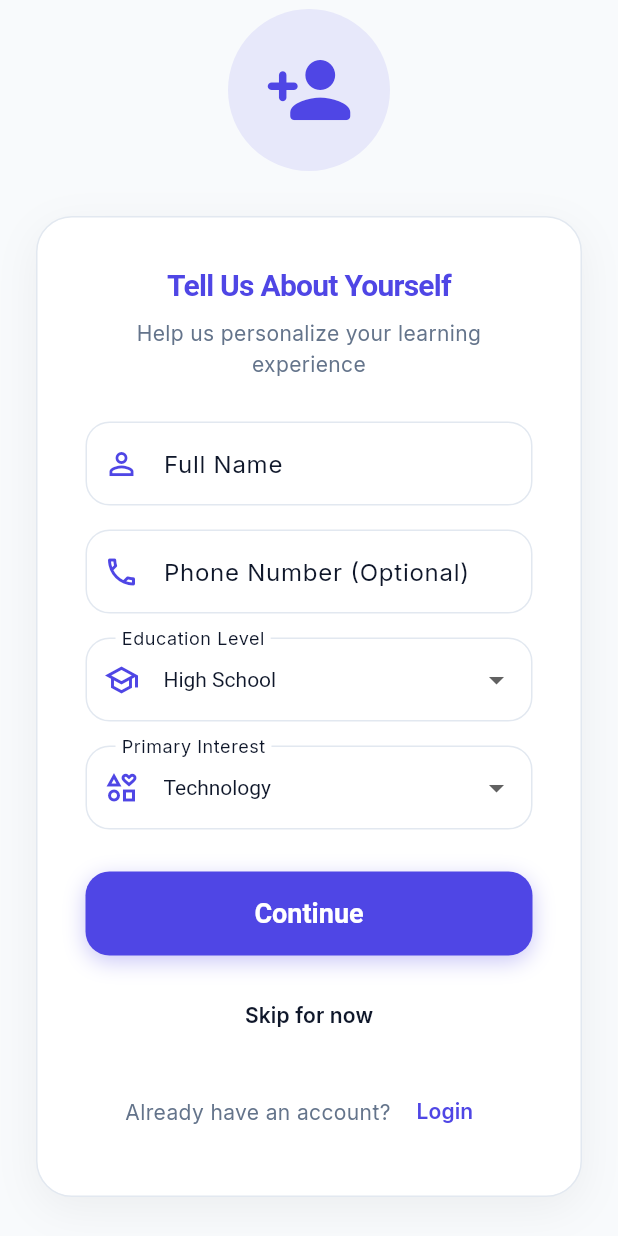
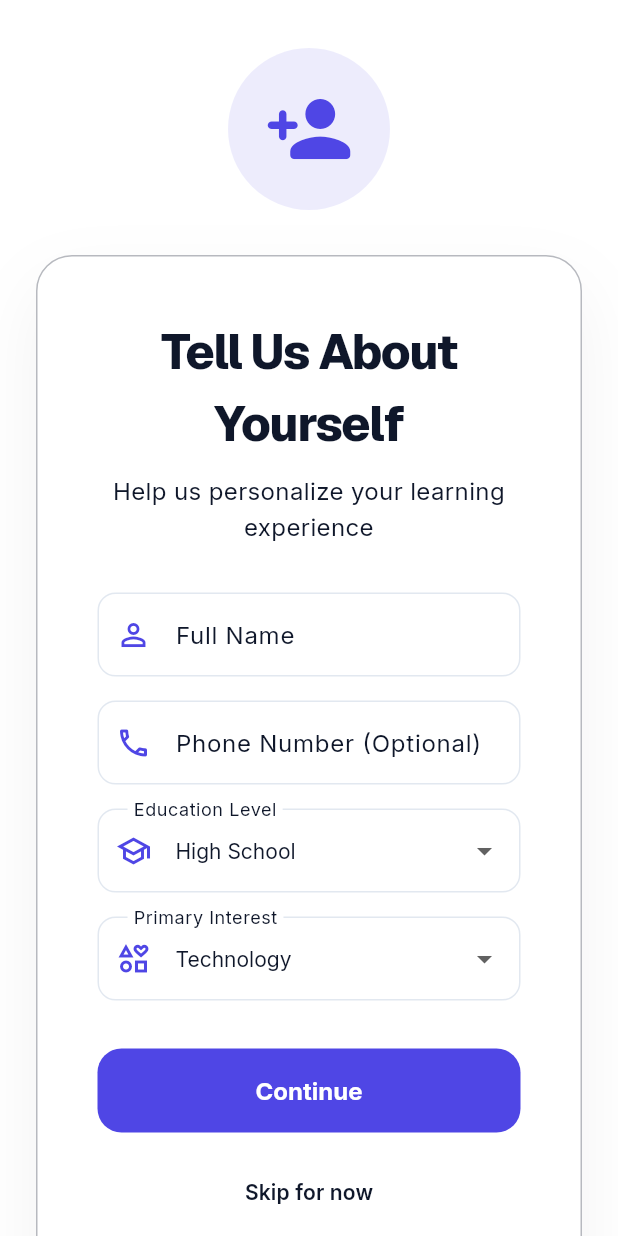
Before and after one commit to noor202401938-netizen/AutoLearn, a Flutter app: the UserInfoPage screen opened by its route, on a phone screen of 412 x 824 dp. Run offline on Flutter 3.47's test engine with Material 3 defaults, Android fonts, the phone set to English and light mode, and no system bars; our stand-ins replace file_picker, fl_chart, flutter_secure_storage, google_fonts, pdf, printing and 2 more; missing offline and left inert: flutter_stripe; accounts and stored records are empty; Roboto replaces fonts that are missing (Plus Jakarta Sans).

Commit message:
feat: implement theme, accessibility, user info, notifications, and student home screens

```diff
--- a/lib/screens/student/student_home.dart
+++ b/lib/screens/student/student_home.dart
@@ -256,7 +256,7 @@ class _StudentHomeState extends State<StudentHome> {
             )
           : null,
       body: Container(
-        color: Theme.of(context).colorScheme.background,
+        color: Theme.of(context).colorScheme.surface,
         child: Row(
           children: [
             if (!isMobile) ...[
--- a/lib/screens/user_info_screen.dart
+++ b/lib/screens/user_info_screen.dart
@@ -1,5 +1,5 @@
-// lib/screens/user_info_page.dart
 import 'package:flutter/material.dart';
+import 'package:google_fonts/google_fonts.dart';
 import 'package:shared_preferences/shared_preferences.dart';
 
 class UserInfoPage extends StatefulWidget {
@@ -9,7 +9,7 @@ class UserInfoPage extends StatefulWidget {
   State<UserInfoPage> createState() => _UserInfoPageState();
 }
 
-class _UserInfoPageState extends State<UserInfoPage> {
+class _UserInfoPageState extends State<UserInfoPage> with SingleTickerProviderStateMixin {
   final _formKey = GlobalKey<FormState>();
 
   final TextEditingController _nameController = TextEditingController();
@@ -18,6 +18,8 @@ class _UserInfoPageState extends State<UserInfoPage> {
   String _selectedGrade = 'High School';
   String _selectedInterest = 'Technology';
   bool _isLoading = false;
+  late AnimationController _animationController;
+  late Animation<double> _fadeAnimation;
 
   final List<String> _grades = [
     'Elementary School',
@@ -41,9 +43,23 @@ class _UserInfoPageState extends State<UserInfoPage> {
   ];
 
   @override
+  void initState() {
+    super.initState();
+    _animationController = AnimationController(
+      vsync: this,
+      duration: const Duration(milliseconds: 1000),
+    );
+    _fadeAnimation = Tween<double>(begin: 0.0, end: 1.0).animate(
+      CurvedAnimation(parent: _animationController, curve: Curves.easeIn),
+    );
+    _animationController.forward();
+  }
+
+  @override
   void dispose() {
     _nameController.dispose();
     _phoneController.dispose();
+    _animationController.dispose();
     super.dispose();
   }
 
@@ -53,11 +69,9 @@ class _UserInfoPageState extends State<UserInfoPage> {
     setState(() => _isLoading = true);
 
     try {
-      // Just save the preferences, don't need Firebase user yet
       final prefs = await SharedPreferences.getInstance();
       await prefs.setBool('hasCompletedUserInfo', true);
 
-      // Store user info for later use
       await prefs.setString('userName', _nameController.text.trim());
       await prefs.setString('userPhone', _phoneController.text.trim());
       await prefs.setString('userGrade', _selectedGrade);
@@ -65,20 +79,27 @@ class _UserInfoPageState extends State<UserInfoPage> {
 
       if (mounted) {
         ScaffoldMessenger.of(context).showSnackBar(
-          const SnackBar(
-            content: Text('Information saved! Please sign up to continue.'),
-            backgroundColor: Colors.green,
+          SnackBar(
+            content: Row(
+              children: [
+                const Icon(Icons.check_circle_outline, color: Colors.white),
+                const SizedBox(width: 10),
+                Expanded(child: Text('Information saved! Please sign up to continue.', style: GoogleFonts.inter())),
+              ],
+            ),
+            backgroundColor: const Color(0xFF00724e),
+            behavior: SnackBarBehavior.floating,
+            shape: RoundedRectangleBorder(borderRadius: BorderRadius.circular(10)),
+            margin: const EdgeInsets.all(16),
           ),
         );
-        // Navigate to signup page
         Navigator.pushReplacementNamed(context, '/signup');
       }
     } catch (e) {
-      print('Error saving user info: $e'); // Debug print
       if (mounted) {
         ScaffoldMessenger.of(context).showSnackBar(
           SnackBar(
-            content: Text('Error: ${e.toString()}'),
+            content: Text('Error: ${e.toString()}', style: GoogleFonts.inter()),
             backgroundColor: Theme.of(context).colorScheme.error,
           ),
         );
@@ -98,30 +119,31 @@ class _UserInfoPageState extends State<UserInfoPage> {
     TextInputType keyboardType = TextInputType.text,
     String? Function(String?)? validator,
   }) {
+    final colorScheme = Theme.of(context).colorScheme;
     return TextFormField(
       controller: controller,
       keyboardType: keyboardType,
-      style: TextStyle(color: Theme.of(context).colorScheme.onSurface),
+      style: GoogleFonts.inter(color: colorScheme.onSurface),
       decoration: InputDecoration(
         labelText: labelText,
-        labelStyle: TextStyle(color: Theme.of(context).colorScheme.onSurfaceVariant),
+        labelStyle: GoogleFonts.inter(color: colorScheme.onSurfaceVariant),
         hintText: hintText,
-        hintStyle: TextStyle(color: Theme.of(context).colorScheme.onSurfaceVariant.withOpacity(0.5)),
-        prefixIcon: Icon(prefixIcon, color: Theme.of(context).colorScheme.primary),
+        hintStyle: GoogleFonts.inter(color: colorScheme.onSurfaceVariant.withOpacity(0.5)),
+        prefixIcon: Icon(prefixIcon, color: colorScheme.primary),
         border: OutlineInputBorder(
-          borderRadius: BorderRadius.circular(16),
+          borderRadius: BorderRadius.circular(12),
           borderSide: BorderSide(color: Theme.of(context).dividerColor),
         ),
         enabledBorder: OutlineInputBorder(
-          borderRadius: BorderRadius.circular(16),
+          borderRadius: BorderRadius.circular(12),
           borderSide: BorderSide(color: Theme.of(context).dividerColor),
         ),
         focusedBorder: OutlineInputBorder(
-          borderRadius: BorderRadius.circular(16),
-          borderSide: BorderSide(color: Theme.of(context).colorScheme.primary, width: 2),
+          borderRadius: BorderRadius.circular(12),
+          borderSide: BorderSide(color: colorScheme.primary, width: 2),
         ),
         filled: true,
-        fillColor: Theme.of(context).colorScheme.surface,
+        fillColor: colorScheme.surface,
       ),
       validator: validator,
     );
@@ -134,28 +156,29 @@ class _UserInfoPageState extends State<UserInfoPage> {
     required List<String> items,
     required void Function(String?) onChanged,
   }) {
+    final colorScheme = Theme.of(context).colorScheme;
     return DropdownButtonFormField<String>(
       value: value,
-      dropdownColor: Theme.of(context).colorScheme.surface,
-      style: TextStyle(color: Theme.of(context).colorScheme.onSurface),
+      dropdownColor: colorScheme.surface,
+      style: GoogleFonts.inter(color: colorScheme.onSurface),
       decoration: InputDecoration(
         labelText: labelText,
-        labelStyle: TextStyle(color: Theme.of(context).colorScheme.onSurfaceVariant),
-        prefixIcon: Icon(prefixIcon, color: Theme.of(context).colorScheme.primary),
+        labelStyle: GoogleFonts.inter(color: colorScheme.onSurfaceVariant),
+        prefixIcon: Icon(prefixIcon, color: colorScheme.primary),
         border: OutlineInputBorder(
-          borderRadius: BorderRadius.circular(16),
+          borderRadius: BorderRadius.circular(12),
           borderSide: BorderSide(color: Theme.of(context).dividerColor),
         ),
         enabledBorder: OutlineInputBorder(
-          borderRadius: BorderRadius.circular(16),
+          borderRadius: BorderRadius.circular(12),
           borderSide: BorderSide(color: Theme.of(context).dividerColor),
         ),
         focusedBorder: OutlineInputBorder(
-          borderRadius: BorderRadius.circular(16),
-          borderSide: BorderSide(color: Theme.of(context).colorScheme.primary, width: 2),
+          borderRadius: BorderRadius.circular(12),
+          borderSide: BorderSide(color: colorScheme.primary, width: 2),
         ),
         filled: true,
-        fillColor: Theme.of(context).colorScheme.surface,
+        fillColor: colorScheme.surface,
       ),
       items: items.map((item) {
         return DropdownMenuItem(value: item, child: Text(item));
@@ -166,42 +189,52 @@ class _UserInfoPageState extends State<UserInfoPage> {
 
   @override
   Widget build(BuildContext context) {
+    final theme = Theme.of(context);
+    final colorScheme = theme.colorScheme;
+    final isDark = theme.brightness == Brightness.dark;
+
     return Scaffold(
-      backgroundColor: Theme.of(context).colorScheme.background,
-      body: Container(
-        child: SafeArea(
+      backgroundColor: colorScheme.surface,
+      body: SafeArea(
         child: Center(
+          child: ConstrainedBox(
+            constraints: const BoxConstraints(maxWidth: 600),
             child: SingleChildScrollView(
-              padding: const EdgeInsets.symmetric(horizontal: 24),
+              padding: const EdgeInsets.symmetric(horizontal: 24, vertical: 32),
+              child: FadeTransition(
+                opacity: _fadeAnimation,
                 child: Column(
                   children: [
                     // Logo
-                  Container(
+                    Hero(
+                      tag: 'app_logo',
+                      child: Container(
                         padding: const EdgeInsets.all(24),
                         decoration: BoxDecoration(
-                      color: Theme.of(context).colorScheme.primary.withOpacity(0.1),
+                          color: colorScheme.primary.withOpacity(0.1),
                           shape: BoxShape.circle,
                         ),
                         child: Icon(
                           Icons.person_add_rounded,
                           size: 60,
-                      color: Theme.of(context).colorScheme.primary,
+                          color: colorScheme.primary,
+                        ),
                       ),
                     ),
                     const SizedBox(height: 30),
 
                     // Glassmorphic Card Container
                     Container(
-                    padding: const EdgeInsets.all(32),
+                      padding: const EdgeInsets.all(40),
                       decoration: BoxDecoration(
-                      color: Theme.of(context).colorScheme.surface,
+                        color: isDark ? colorScheme.surfaceContainerHighest.withOpacity(0.5) : Colors.white,
                         borderRadius: BorderRadius.circular(24),
-                      border: Border.all(color: Theme.of(context).dividerColor),
+                        border: Border.all(color: colorScheme.outlineVariant.withOpacity(0.3)),
                         boxShadow: [
                           BoxShadow(
-                          color: Theme.of(context).shadowColor.withOpacity(0.05),
-                          blurRadius: 24,
-                          offset: const Offset(0, 8),
+                            color: Colors.black.withOpacity(isDark ? 0.3 : 0.05),
+                            blurRadius: 40,
+                            offset: const Offset(0, 20),
                           ),
                         ],
                       ),
@@ -213,17 +246,23 @@ class _UserInfoPageState extends State<UserInfoPage> {
                             Text(
                               "Tell Us About Yourself",
                               textAlign: TextAlign.center,
-                            style: Theme.of(context).textTheme.headlineMedium?.copyWith(
-                              color: Theme.of(context).colorScheme.primary,
+                              style: GoogleFonts.geist(
+                                fontSize: 32,
+                                fontWeight: FontWeight.w800,
+                                letterSpacing: -1.0,
+                                color: colorScheme.onSurface,
                               ),
                             ),
                             const SizedBox(height: 8),
                             Text(
                               "Help us personalize your learning experience",
                               textAlign: TextAlign.center,
-                            style: Theme.of(context).textTheme.bodyMedium,
+                              style: GoogleFonts.inter(
+                                fontSize: 16,
+                                color: colorScheme.onSurfaceVariant,
                               ),
-                          const SizedBox(height: 28),
+                            ),
+                            const SizedBox(height: 32),
 
                             // Full Name
                             _buildTextField(
@@ -272,40 +311,30 @@ class _UserInfoPageState extends State<UserInfoPage> {
                                 setState(() => _selectedInterest = value!);
                               },
                             ),
-                          const SizedBox(height: 28),
+                            const SizedBox(height: 32),
 
                             // Continue Button
                             _isLoading
                                 ? Center(
-                            child: CircularProgressIndicator(color: Theme.of(context).colorScheme.primary),
+                                    child: CircularProgressIndicator(color: colorScheme.primary),
                                   )
-                              : Container(
-                            decoration: BoxDecoration(
-
-                              borderRadius: BorderRadius.circular(16),
-                              boxShadow: [
-                                BoxShadow(
-                                  color: Theme.of(context).colorScheme.primary.withOpacity(0.3),
-                                  blurRadius: 12,
-                                  offset: const Offset(0, 4),
-                                ),
-                              ],
-                            ),
+                                : SizedBox(
+                                    height: 56,
                                     child: ElevatedButton(
                                       style: ElevatedButton.styleFrom(
-                                backgroundColor: Theme.of(context).colorScheme.primary,
-                                foregroundColor: Theme.of(context).colorScheme.onPrimary,
-                                minimumSize: const Size(double.infinity, 56),
+                                        backgroundColor: colorScheme.primary,
+                                        foregroundColor: colorScheme.onPrimary,
                                         shape: RoundedRectangleBorder(
                                           borderRadius: BorderRadius.circular(16),
                                         ),
+                                        elevation: 0,
                                       ),
                                       onPressed: _saveUserInfo,
-                              child: const Text(
+                                      child: Text(
                                         "Continue",
-                                style: TextStyle(
-                                  fontSize: 18,
-                                  fontWeight: FontWeight.bold,
+                                        style: GoogleFonts.inter(
+                                          fontSize: 16,
+                                          fontWeight: FontWeight.w700,
                                         ),
                                       ),
                                     ),
@@ -323,13 +352,12 @@ class _UserInfoPageState extends State<UserInfoPage> {
                               },
                               child: Text(
                                 "Skip for now",
-                              style: TextStyle(
-                                color: Theme.of(context).colorScheme.onSurfaceVariant,
+                                style: GoogleFonts.inter(
+                                  color: colorScheme.onSurfaceVariant,
                                   fontWeight: FontWeight.w600,
                                 ),
                               ),
                             ),
-
                             const SizedBox(height: 16),
 
                             // Already have account link
@@ -338,7 +366,7 @@ class _UserInfoPageState extends State<UserInfoPage> {
                               children: [
                                 Text(
                                   "Already have an account? ",
-                                  style: Theme.of(context).textTheme.bodyMedium,
+                                  style: GoogleFonts.inter(color: colorScheme.onSurfaceVariant),
                                 ),
                                 TextButton(
                                   onPressed: () async {
@@ -348,7 +376,7 @@ class _UserInfoPageState extends State<UserInfoPage> {
                                       Navigator.pushReplacementNamed(context, '/login');
                                     }
                                   },
-                                child: const Text("Login"),
+                                  child: Text("Login", style: GoogleFonts.inter(fontWeight: FontWeight.w700)),
                                 ),
                               ],
                             ),
@@ -356,8 +384,8 @@ class _UserInfoPageState extends State<UserInfoPage> {
                         ),
                       ),
                     ),
-                  const SizedBox(height: 20),
                   ],
+                ),
               ),
             ),
           ),
```
Also changed, not shown: lib/screens/notifications_panel.dart (+83 -34 lines), lib/screens/theme_accessibility_screen.dart (+107 -77 lines). Lines whose indentation alone changed are shown as unchanged.
